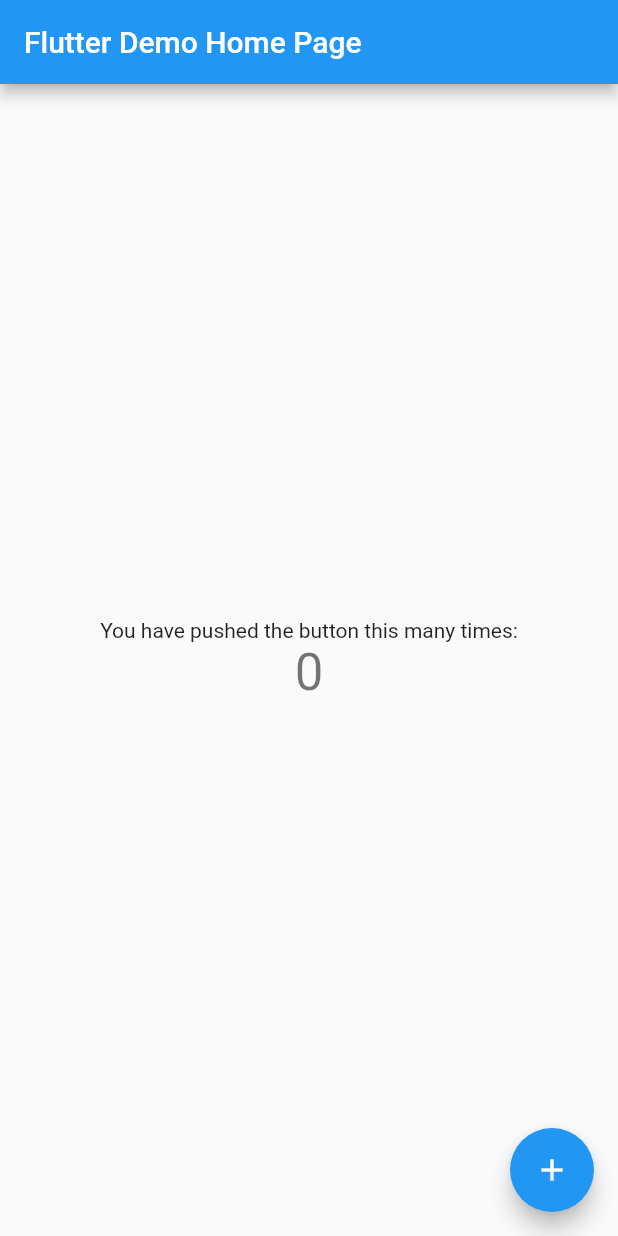
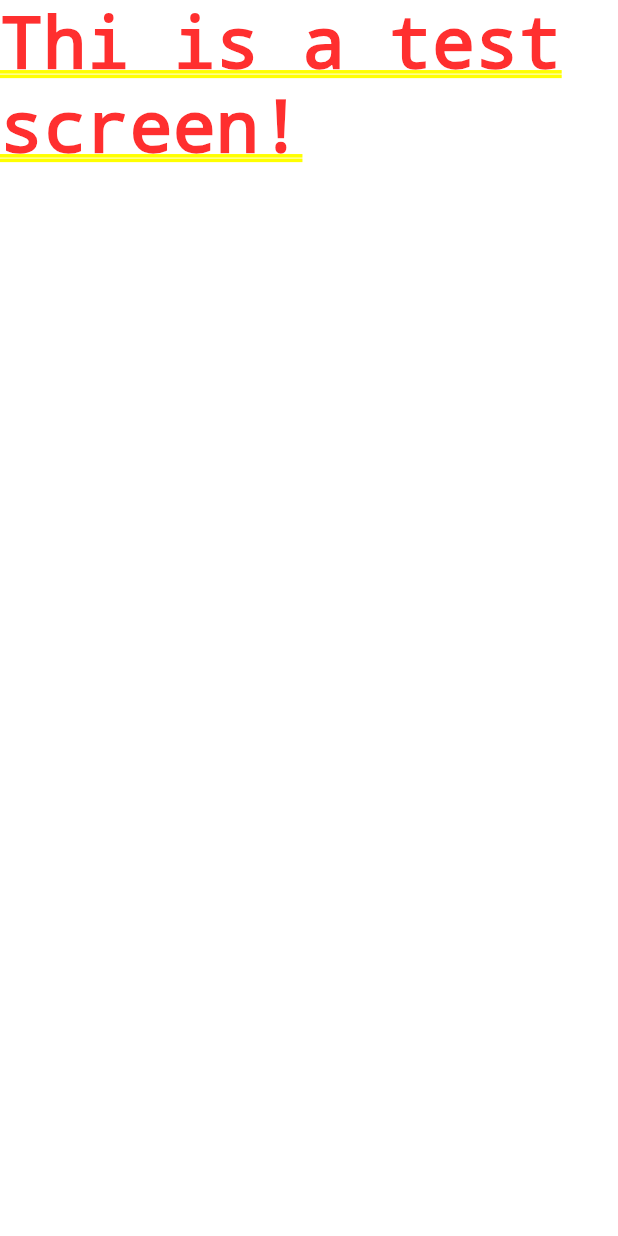
Before and after one commit to jmohandas/quizapp, a Flutter app: the screen it shows after launch, on a phone screen of 412 x 824 dp. Run offline on Flutter 3.47's test engine with Material 2 defaults, Android fonts, the phone set to English and light mode, and no system bars.

Commit message:
First app code with just a text line

```diff
--- a/lib/main.dart
+++ b/lib/main.dart
@@ -1,111 +1,12 @@
 import 'package:flutter/material.dart';
 
-void main() => runApp(MyApp());
+void main() => runApp(QuizApp());
 
-class MyApp extends StatelessWidget {
-  // This widget is the root of your application.
+class QuizApp extends StatelessWidget {
   @override
   Widget build(BuildContext context) {
     return MaterialApp(
-      title: 'Flutter Demo',
-      theme: ThemeData(
-        // This is the theme of your application.
-        //
-        // Try running your application with "flutter run". You'll see the
-        // application has a blue toolbar. Then, without quitting the app, try
-        // changing the primarySwatch below to Colors.green and then invoke
-        // "hot reload" (press "r" in the console where you ran "flutter run",
-        // or simply save your changes to "hot reload" in a Flutter IDE).
-        // Notice that the counter didn't reset back to zero; the application
-        // is not restarted.
-        primarySwatch: Colors.blue,
-      ),
-      home: MyHomePage(title: 'Flutter Demo Home Page'),
+      home: Text('Thi is a test screen!'),
     );
   }
 }
-
-class MyHomePage extends StatefulWidget {
-  MyHomePage({Key key, this.title}) : super(key: key);
-
-  // This widget is the home page of your application. It is stateful, meaning
-  // that it has a State object (defined below) that contains fields that affect
-  // how it looks.
-
-  // This class is the configuration for the state. It holds the values (in this
-  // case the title) provided by the parent (in this case the App widget) and
-  // used by the build method of the State. Fields in a Widget subclass are
-  // always marked "final".
-
-  final String title;
-
-  @override
-  _MyHomePageState createState() => _MyHomePageState();
-}
-
-class _MyHomePageState extends State<MyHomePage> {
-  int _counter = 0;
-
-  void _incrementCounter() {
-    setState(() {
-      // This call to setState tells the Flutter framework that something has
-      // changed in this State, which causes it to rerun the build method below
-      // so that the display can reflect the updated values. If we changed
-      // _counter without calling setState(), then the build method would not be
-      // called again, and so nothing would appear to happen.
-      _counter++;
-    });
-  }
-
-  @override
-  Widget build(BuildContext context) {
-    // This method is rerun every time setState is called, for instance as done
-    // by the _incrementCounter method above.
-    //
-    // The Flutter framework has been optimized to make rerunning build methods
-    // fast, so that you can just rebuild anything that needs updating rather
-    // than having to individually change instances of widgets.
-    return Scaffold(
-      appBar: AppBar(
-        // Here we take the value from the MyHomePage object that was created by
-        // the App.build method, and use it to set our appbar title.
-        title: Text(widget.title),
-      ),
-      body: Center(
-        // Center is a layout widget. It takes a single child and positions it
-        // in the middle of the parent.
-        child: Column(
-          // Column is also a layout widget. It takes a list of children and
-          // arranges them vertically. By default, it sizes itself to fit its
-          // children horizontally, and tries to be as tall as its parent.
-          //
-          // Invoke "debug painting" (press "p" in the console, choose the
-          // "Toggle Debug Paint" action from the Flutter Inspector in Android
-          // Studio, or the "Toggle Debug Paint" command in Visual Studio Code)
-          // to see the wireframe for each widget.
-          //
-          // Column has various properties to control how it sizes itself and
-          // how it positions its children. Here we use mainAxisAlignment to
-          // center the children vertically; the main axis here is the vertical
-          // axis because Columns are vertical (the cross axis would be
-          // horizontal).
-          mainAxisAlignment: MainAxisAlignment.center,
-          children: <Widget>[
-            Text(
-              'You have pushed the button this many times:',
-            ),
-            Text(
-              '$_counter',
-              style: Theme.of(context).textTheme.display1,
-            ),
-          ],
-        ),
-      ),
-      floatingActionButton: FloatingActionButton(
-        onPressed: _incrementCounter,
-        tooltip: 'Increment',
-        child: Icon(Icons.add),
-      ), // This trailing comma makes auto-formatting nicer for build methods.
-    );
-  }
-}
```
Also changed, not shown: 1 other file.
